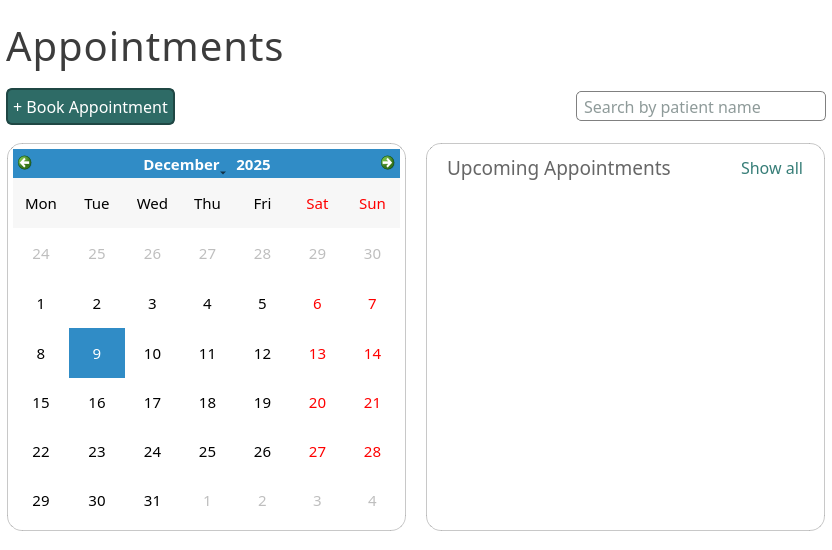
Old version of the form ui/PageAppointments.ui in the repository karlito20/AdoraFlowProject.
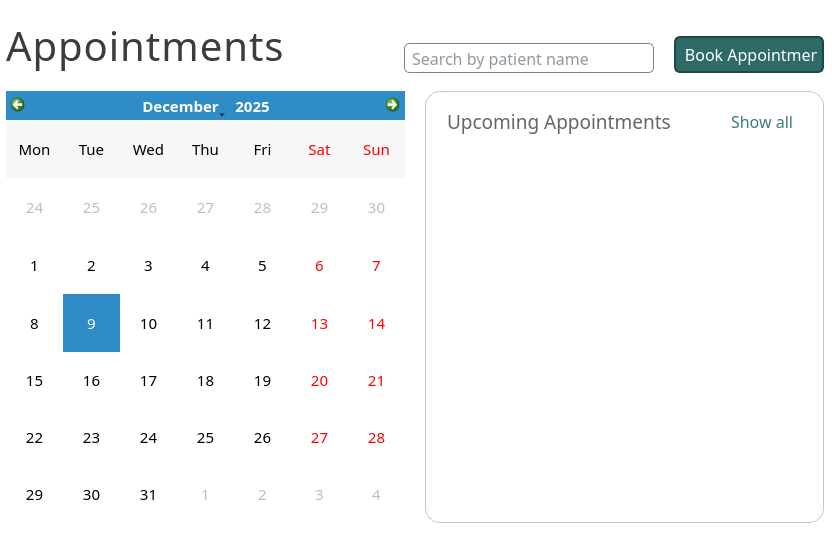
New version of the form.

```diff
--- a/ui/PageAppointments.ui
+++ b/ui/PageAppointments.ui
@@ -505,6 +505,24 @@
     <number>18</number>
    </property>
    <item>
+    <widget class="QWidget" name="widget" native="true">
+     <layout class="QHBoxLayout" name="horizontalLayout_2">
+      <property name="spacing">
+       <number>20</number>
+      </property>
+      <property name="leftMargin">
+       <number>0</number>
+      </property>
+      <property name="topMargin">
+       <number>0</number>
+      </property>
+      <property name="rightMargin">
+       <number>2</number>
+      </property>
+      <property name="bottomMargin">
+       <number>0</number>
+      </property>
+      <item>
     <widget class="QLabel" name="appointments_header">
      <property name="font">
       <font>
@@ -524,70 +542,6 @@
     </widget>
    </item>
    <item>
-    <widget class="QWidget" name="container2" native="true">
-     <layout class="QHBoxLayout" name="horizontalLayout_3">
-      <property name="spacing">
-       <number>20</number>
-      </property>
-      <property name="leftMargin">
-       <number>0</number>
-      </property>
-      <property name="rightMargin">
-       <number>0</number>
-      </property>
-      <property name="bottomMargin">
-       <number>6</number>
-      </property>
-      <item>
-       <widget class="QPushButton" name="add_appointment_button">
-        <property name="font">
-         <font>
-          <family>Slate</family>
-          <pointsize>12</pointsize>
-         </font>
-        </property>
-        <property name="cursor">
-         <cursorShape>PointingHandCursor</cursorShape>
-        </property>
-        <property name="styleSheet">
-         <string notr="true">#add_appointment_button {
-	border-radius: 6px;
-	color: white;
-	border: 2px solid #1F4744;
-	padding: 5px;
-	background: #2E6B66;
-}
-
-#add_appointment_button:hover {
-	border: 2px solid #367D77;
-	background: #265955;
-
-}
-#add_appointment_button:pressed {
-	background: #1F4744;
-	color: white;
-	border: 2px solid #1F4744;
-}</string>
-        </property>
-        <property name="text">
-         <string>+ Book Appointment</string>
-        </property>
-       </widget>
-      </item>
-      <item>
-       <spacer name="horizontalSpacer">
-        <property name="orientation">
-         <enum>Qt::Orientation::Horizontal</enum>
-        </property>
-        <property name="sizeHint" stdset="0">
-         <size>
-          <width>40</width>
-          <height>20</height>
-         </size>
-        </property>
-       </spacer>
-      </item>
-      <item>
        <widget class="QLabel" name="feedback_label">
         <property name="font">
          <font>
@@ -610,7 +564,7 @@
         </property>
        </widget>
       </item>
-      <item>
+      <item alignment="Qt::AlignmentFlag::AlignBottom">
        <widget class="QLineEdit" name="search_input">
         <property name="minimumSize">
          <size>
@@ -642,51 +596,65 @@
         </property>
        </widget>
       </item>
+      <item alignment="Qt::AlignmentFlag::AlignBottom">
+       <widget class="QPushButton" name="add_appointment_button">
+        <property name="maximumSize">
+         <size>
+          <width>150</width>
+          <height>16777215</height>
+         </size>
+        </property>
+        <property name="font">
+         <font>
+          <family>Slate</family>
+          <pointsize>12</pointsize>
+         </font>
+        </property>
+        <property name="cursor">
+         <cursorShape>PointingHandCursor</cursorShape>
+        </property>
+        <property name="styleSheet">
+         <string notr="true">#add_appointment_button {
+	border-radius: 6px;
+	color: white;
+	border: 2px solid #1F4744;
+	padding: 5px;
+	background: #2E6B66;
+}
+
+#add_appointment_button:hover {
+	border: 2px solid #367D77;
+	background: #265955;
+
+}
+#add_appointment_button:pressed {
+	background: #1F4744;
+	color: white;
+	border: 2px solid #1F4744;
+}</string>
+        </property>
+        <property name="text">
+         <string>+ Book Appointment</string>
+        </property>
+       </widget>
+      </item>
      </layout>
     </widget>
    </item>
    <item>
     <widget class="QWidget" name="body_container" native="true">
-     <layout class="QHBoxLayout" name="horizontalLayout_2" stretch="0,0">
+     <layout class="QHBoxLayout" name="horizontalLayout">
       <property name="spacing">
        <number>20</number>
       </property>
       <property name="leftMargin">
-       <number>1</number>
+       <number>0</number>
       </property>
       <property name="topMargin">
-       <number>6</number>
+       <number>12</number>
       </property>
       <property name="rightMargin">
-       <number>1</number>
-      </property>
-      <property name="bottomMargin">
-       <number>1</number>
-      </property>
-      <item>
-       <widget class="QWidget" name="calendar_container" native="true">
-        <property name="styleSheet">
-         <string notr="true">#calendar_container {
-	border: 1px solid rgba(100, 100, 100, 90);
-	border-radius: 15px;
-	background: white;
-}</string>
-        </property>
-        <layout class="QVBoxLayout" name="verticalLayout_4">
-         <property name="spacing">
-          <number>6</number>
-         </property>
-         <property name="leftMargin">
-          <number>6</number>
-         </property>
-         <property name="topMargin">
-          <number>6</number>
-         </property>
-         <property name="rightMargin">
-          <number>6</number>
-         </property>
-         <property name="bottomMargin">
-          <number>6</number>
+       <number>2</number>
          </property>
          <item>
           <widget class="QCalendarWidget" name="calendar_widget">
@@ -771,9 +739,6 @@
            </property>
           </widget>
          </item>
-        </layout>
-       </widget>
-      </item>
       <item>
        <widget class="QWidget" name="table_container" native="true">
         <property name="maximumSize">
@@ -804,10 +769,20 @@
           <number>6</number>
          </property>
          <item>
+          <widget class="QWidget" name="headercontainer" native="true">
           <layout class="QHBoxLayout" name="header_layout">
            <property name="spacing">
             <number>6</number>
            </property>
+            <property name="leftMargin">
+             <number>1</number>
+            </property>
+            <property name="topMargin">
+             <number>6</number>
+            </property>
+            <property name="bottomMargin">
+             <number>6</number>
+            </property>
            <item>
             <widget class="QLabel" name="appointments_list_header">
              <property name="font">
@@ -861,10 +836,14 @@
             </widget>
            </item>
           </layout>
+          </widget>
          </item>
          <item>
           <widget class="QWidget" name="appointments_container" native="true">
            <layout class="QVBoxLayout" name="verticalLayout_3">
+            <property name="leftMargin">
+             <number>0</number>
+            </property>
             <property name="topMargin">
              <number>0</number>
             </property>
@@ -920,8 +899,8 @@
                 <rect>
                  <x>0</x>
                  <y>0</y>
-                 <width>379</width>
-                 <height>355</height>
+                 <width>385</width>
+                 <height>385</height>
                 </rect>
                </property>
                <property name="styleSheet">
@@ -940,7 +919,7 @@
                  <number>2</number>
                 </property>
                 <property name="rightMargin">
-                 <number>14</number>
+                 <number>2</number>
                 </property>
                 <property name="bottomMargin">
                  <number>2</number>
```
Lines whose indentation alone changed are shown as unchanged.
